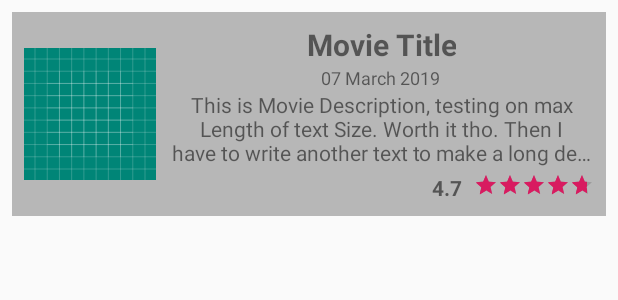
After one commit to marfiandhi/MoviesApps, an Android app: the layout movie_list.xml on its own in the app's theme, with its tools: preview values and no code run, on a phone screen of 412 x 824 dp. The commit adds this screen. Shown: the top 300 px of the screen. Run offline under Robolectric (Android 15) with nearby library versions, the phone set to English and light mode, and no system bars.

Commit message:
Update Now Playing movies to Activity, Intent remaining. All data keep in data class. No Error.

```diff
--- /dev/null
+++ b/app/src/main/java/divascion/marfiandhi/movieapps/model/movies/ListOfMoviesResponse.kt
@@ -0,0 +1,5 @@
+package divascion.marfiandhi.movieapps.model.movies
+
+data class ListOfMoviesResponse (
+    val results: List<ListOfMovies>
+)
--- /dev/null
+++ b/app/src/main/res/layout/movie_list.xml
@@ -0,0 +1,78 @@
+<?xml version="1.0" encoding="utf-8"?>
+<RelativeLayout
+        xmlns:android="http://schemas.android.com/apk/res/android"
+        android:layout_width="match_parent"
+        android:layout_height="wrap_content"
+        android:layout_margin="8dp"
+        android:padding="8dp"
+        android:background="#b7b7b7">
+
+    <ImageView
+            android:id="@+id/movie_poster"
+            android:layout_width="88dp"
+            android:layout_height="120dp"
+            android:layout_marginEnd="8dp"
+            android:src="@drawable/ic_launcher_background"/>
+
+    <LinearLayout
+            android:id="@+id/movie_linear_layout"
+            android:layout_toEndOf="@id/movie_poster"
+            android:layout_width="match_parent"
+            android:layout_height="wrap_content"
+            android:layout_marginBottom="4dp"
+            android:orientation="vertical">
+
+        <TextView
+                android:id="@+id/movie_title"
+                android:layout_gravity="center_horizontal"
+                android:layout_width="wrap_content"
+                android:layout_height="wrap_content"
+                android:textAlignment="center"
+                android:text="Movie Title"
+                android:textStyle="bold"
+                android:textSize="20sp"/>
+
+        <TextView
+                android:id="@+id/movie_date"
+                android:layout_gravity="center_horizontal"
+                android:layout_width="wrap_content"
+                android:layout_height="wrap_content"
+                android:text="07 March 2019"
+                android:textSize="12sp"/>
+
+        <TextView
+                android:id="@+id/movie_description"
+                android:layout_width="match_parent"
+                android:layout_height="wrap_content"
+                android:maxLines="3"
+                android:ellipsize="end"
+                android:textAlignment="center"
+                android:text="This is Movie Description, testing on max Length of text Size. Worth it tho. Then I have to write another text to make a long description."/>
+
+    </LinearLayout>
+
+    <RatingBar
+            android:id="@+id/movie_rate"
+            android:layout_width="wrap_content"
+            android:layout_height="wrap_content"
+            android:layout_alignParentEnd="true"
+            android:layout_below="@id/movie_linear_layout"
+            style="@style/Base.Widget.AppCompat.RatingBar.Small"
+            android:numStars="5"
+            android:rating="4.7"
+            android:stepSize="0.1"
+            android:isIndicator="true"
+            android:clickable="false"/>
+
+    <TextView
+            android:id="@+id/movie_rate_text"
+            android:layout_below="@id/movie_linear_layout"
+            android:layout_toStartOf="@id/movie_rate"
+            android:layout_width="wrap_content"
+            android:layout_height="wrap_content"
+            android:text="4.7"
+            android:textStyle="bold"
+            android:maxLength="4"
+            android:layout_marginEnd="8dp"/>
+
+</RelativeLayout>
--- a/app/src/main/res/values/colors.xml
+++ b/app/src/main/res/values/colors.xml
@@ -3,4 +3,6 @@
     <color name="colorPrimary">#008577</color>
     <color name="colorPrimaryDark">#00574B</color>
     <color name="colorAccent">#D81B60</color>
+    <color name="colorMaroon">#a60000</color>
+    <color name="colorUltraMaroon">#640000</color>
 </resources>
--- a/app/src/main/res/values/styles.xml
+++ b/app/src/main/res/values/styles.xml
@@ -3,8 +3,8 @@
     <!-- Base application theme. -->
     <style name="AppTheme" parent="Theme.AppCompat.Light.DarkActionBar">
         <!-- Customize your theme here. -->
-        <item name="colorPrimary">@color/colorPrimary</item>
-        <item name="colorPrimaryDark">@color/colorPrimaryDark</item>
+        <item name="colorPrimary">@color/colorMaroon</item>
+        <item name="colorPrimaryDark">@color/colorUltraMaroon</item>
         <item name="colorAccent">@color/colorAccent</item>
     </style>
 
--- a/build.gradle
+++ b/build.gradle
@@ -2,6 +2,8 @@
 
 buildscript {
     ext.kotlin_version = '1.2.71'
+    ext.support_version = '28.0.0'
+    ext.anko_version = '0.10.5'
     repositories {
         google()
         jcenter()
```
Also changed, not shown: app/build.gradle (+35 -0 lines), app/src/main/AndroidManifest.xml (+5 -2 lines), app/src/main/java/divascion/marfiandhi/movieapps/CoroutineContextProvider.kt (added, +8 -0 lines), app/src/main/java/divascion/marfiandhi/movieapps/MovieListView.kt (added, +9 -0 lines), app/src/main/java/divascion/marfiandhi/movieapps/MoviesListActivity.kt (+57 -2 lines), app/src/main/java/divascion/marfiandhi/movieapps/adapter/movies/MoviesAdapter.kt (added, +40 -0 lines), app/src/main/java/divascion/marfiandhi/movieapps/model/ApiRepository.kt (added, +10 -0 lines), app/src/main/java/divascion/marfiandhi/movieapps/model/MovieDBApi.kt (added, +30 -0 lines), app/src/main/java/divascion/marfiandhi/movieapps/model/movies/ListOfMovies.kt (added, +49 -0 lines), app/src/main/java/divascion/marfiandhi/movieapps/presenter/movies/MoviesPresenter.kt (added, +31 -0 lines), app/src/main/res/layout/activity_movies_list.xml (+18 -11 lines).
